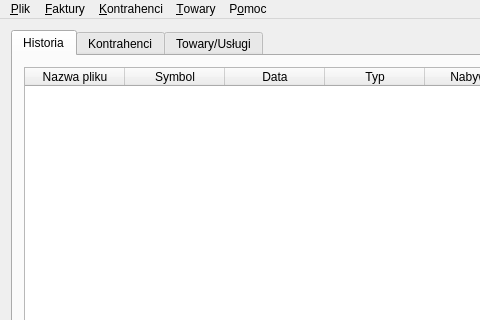
This is MainWindow.ui in juliagoda/qfaktury as Qt 5 draws it before an edit; both pictures show x 0 to 480 and y 0 to 320 of the 711 by 488 pixel window. The edited form follows.
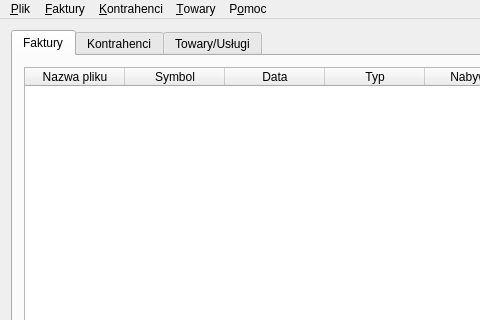
This is the edited form. The open tabs and pages were chosen to show the change. Icons and pictures are not drawn.

```diff
--- a/MainWindow.ui
+++ b/MainWindow.ui
@@ -24,7 +24,7 @@
       </property>
       <widget class="QWidget" name="tab1" >
        <attribute name="title" >
-        <string>Historia</string>
+        <string>Faktury</string>
        </attribute>
        <layout class="QGridLayout" >
         <item row="0" column="0" >
```
Left out of the diff: 2 changed lines with no effect on the pictures.
